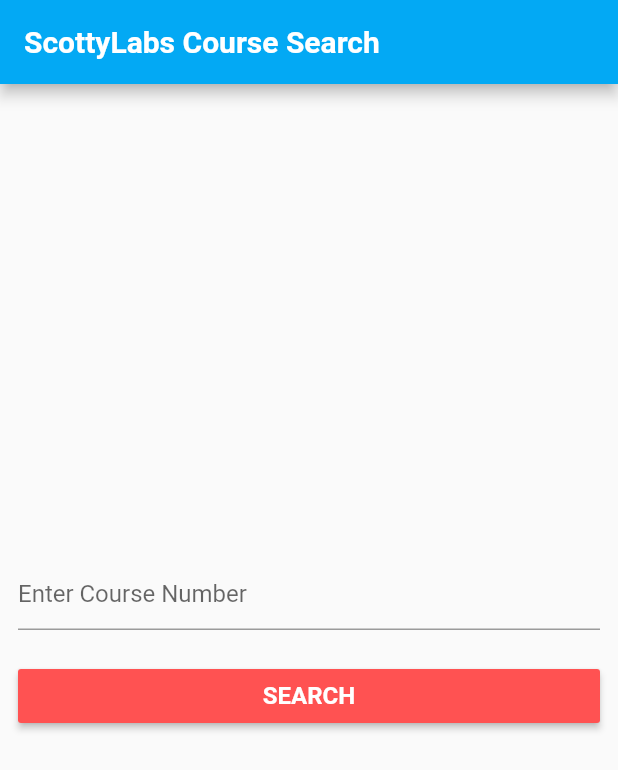
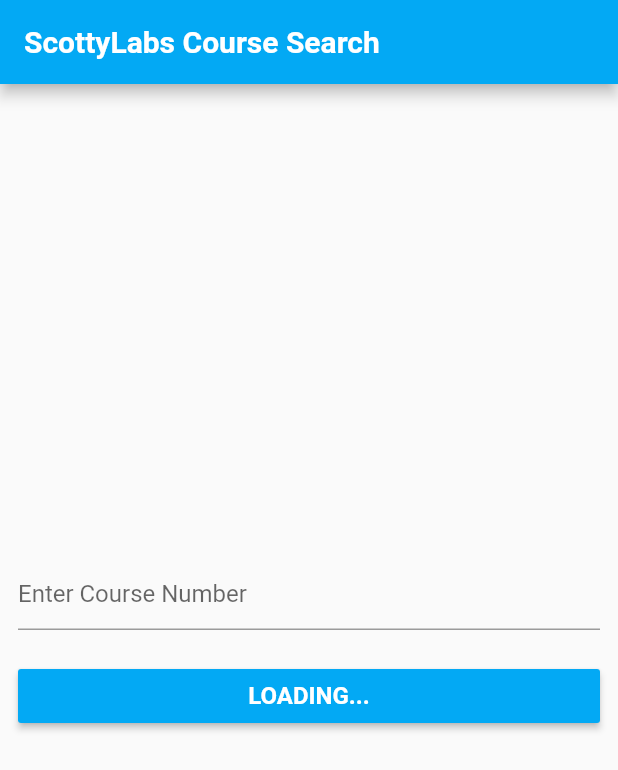
Before and after one commit to anudaweerasinghe/flutter-demo, a Flutter app: the screen it shows after launch, after a tap on "SEARCH", on a phone screen of 412 x 824 dp. Shown: the top 770 px of the screen. Run offline on Flutter 3.47's test engine with Material 2 defaults, Android fonts, the phone set to English and light mode, and no system bars; network calls fail.

Commit message:
Course API Integration Complete

```diff
--- a/lib/home_screen.dart
+++ b/lib/home_screen.dart
@@ -14,21 +14,30 @@ class HomeScreen extends StatefulWidget{
 
 class _HomeScreenState extends State<HomeScreen>{
 
+  Color blue = Color.fromARGB(255, 3, 169, 244);
+
   TextEditingController textController = new TextEditingController();
 
   Course courseData = new Course();
+
+  bool loading = false;
 
 
 
   _onPressSearch() async{
 
-
+    setState(() {
+      loading = true;
+    });
     String courseId = textController.text;
     print(courseId);
 
 
     courseData = await getCourse(courseId);
 
+    setState(() {
+      loading = false;
+    });
     if(courseData == null){
       _showDialog("We couldn't find a course with the ID "+courseId);
     }else{
@@ -51,7 +60,7 @@ class _HomeScreenState extends State<HomeScreen>{
             fontWeight: FontWeight.bold,
           ),
         ),
-        backgroundColor: Color.fromARGB(255, 3, 169, 244),
+        backgroundColor: blue,
       ),
       body: Padding(
           padding: EdgeInsets.all(12),
@@ -70,12 +79,12 @@ class _HomeScreenState extends State<HomeScreen>{
             ),
             RaisedButton(
               onPressed: _onPressSearch,
-              color: Colors.redAccent,
+              color: loading?blue:Colors.redAccent,
               textColor: Colors.white,
               child: Container(
                 width: double.infinity,
                 child: Text(
-                  "SEARCH",
+                  loading?"LOADING...":"SEARCH",
                   textAlign: TextAlign.center,
                   style: new TextStyle(
                     fontWeight: FontWeight.bold,
--- a/lib/main.dart
+++ b/lib/main.dart
@@ -10,7 +10,7 @@ class MyApp extends StatelessWidget {
     return new MaterialApp(
       home: new HomeScreen(),
       theme: ThemeData(fontFamily: 'Roboto'),
-
+      debugShowCheckedModeBanner: false,
     );
   }
 }
```
